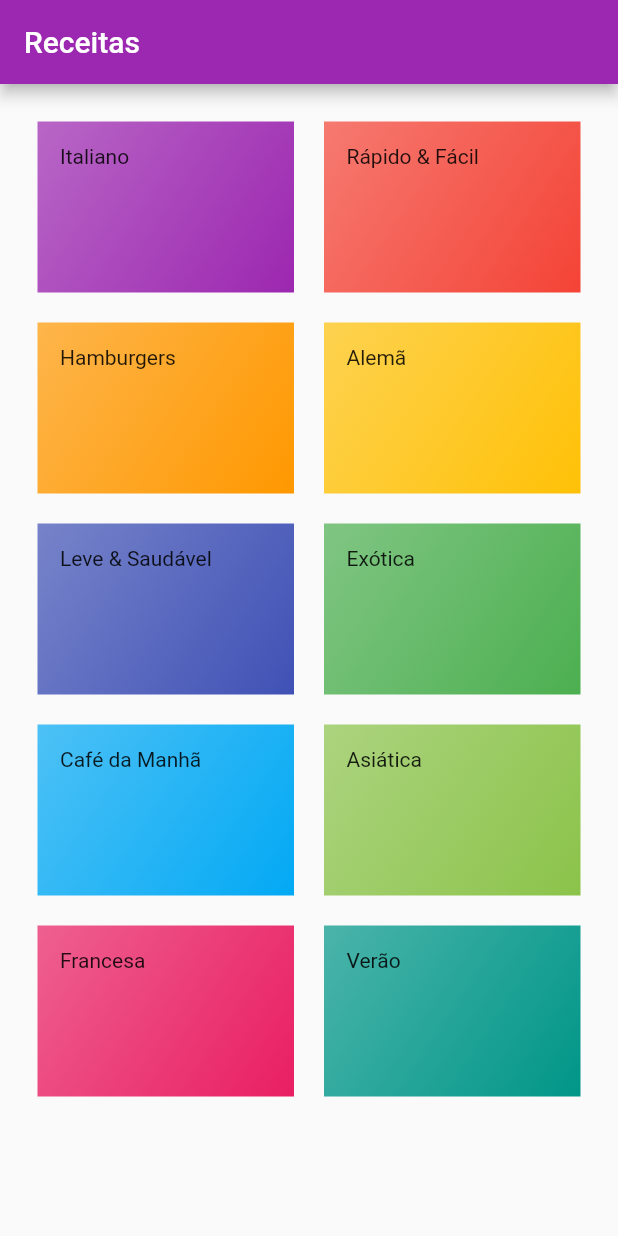
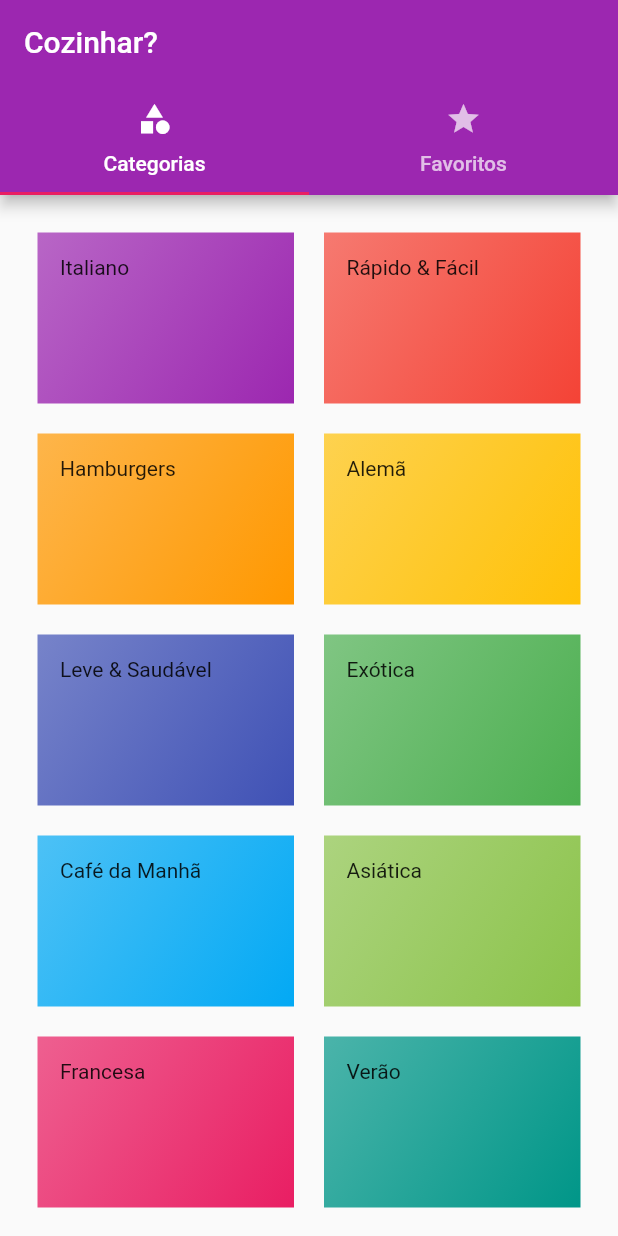
Before and after one commit to charlesdev771/flutter_specialization_cod3r, a Flutter app: the screen it shows after launch, on a phone screen of 412 x 824 dp. Run offline on Flutter 3.47's test engine with Material 2 defaults, Android fonts, the phone set to English and light mode, and no system bars.

Commit message:
Add tabBar

```diff
--- a/shop/lib/main.dart
+++ b/shop/lib/main.dart
@@ -2,7 +2,8 @@ import 'package:flutter/material.dart';
 import 'screens/categories_screen.dart';
 import 'screens/categoies_meals_screen.dart';
 import 'utils/app_routes.dart';
-
+import 'screens/meal_detail_screen.dart';
+import 'screens/tabs_screen.dart';
 void main() => runApp(MyApp());
 
 class MyApp extends StatelessWidget {
@@ -16,9 +17,27 @@ class MyApp extends StatelessWidget {
       ),
 
       routes: {
-        AppRoutes.HOME: (ctx) => CategoriesScreen(),
+        AppRoutes.HOME: (ctx) => TabsScreen(),
         AppRoutes.CATEGORIES_MEALS: (ctx) => CategoriesMealsScreen(),
+        AppRoutes.MEAL_DETAIL: (ctx) => MealDetailScreen(),
       },
+
+      //onGenerateRoute: (settings) {
+       // if(settings.name == '/alguma-coisa')
+       // {
+       //   return null;
+       // }else if (settings.name == 'aa')
+       // {
+       //   return null;
+       // }
+        //else
+        //{
+        //  return MaterialPageRoute(
+        //    builder: (_) {
+        //      return CategoriesScreen(); }
+          //    );
+       /// }
+     // },
     );
   }
 }
--- a/shop/lib/screens/categories_screen.dart
+++ b/shop/lib/screens/categories_screen.dart
@@ -10,11 +10,7 @@ class CategoriesScreen extends StatelessWidget {
 
   @override
   Widget build(BuildContext context) {
-    return Scaffold(
-      appBar: AppBar(
-        title: Text("Receitas"),
-      ),
-      body: GridView(
+    return GridView(
         padding: EdgeInsets.all(25),
         gridDelegate: SliverGridDelegateWithMaxCrossAxisExtent(
           maxCrossAxisExtent: 200,
@@ -25,7 +21,6 @@ class CategoriesScreen extends StatelessWidget {
         children: dummyCategories.map((cat) {
           return CategoryItem(cat);
         }).toList(),
-      ),
     );
   }
 }
--- /dev/null
+++ b/shop/lib/screens/tabs_screen.dart
@@ -0,0 +1,34 @@
+import 'package:flutter/material.dart';
+import 'categories_screen.dart';
+import 'favorite_screen.dart';
+
+class TabsScreen extends StatelessWidget {
+  const TabsScreen({super.key});
+
+  @override
+  Widget build(BuildContext context) {
+    return DefaultTabController(
+      length: 2,
+      child: Scaffold(
+        appBar: AppBar(
+          title: Text("Cozinhar?"),
+          bottom: TabBar(tabs: [
+            Tab(
+              icon: Icon(Icons.category),
+              text: 'Categorias',
+            ),
+            Tab(
+              icon: Icon(Icons.star),
+              text: 'Favoritos',
+            ),
+          ]),
+        ),
+
+        body: TabBarView(children: [
+          CategoriesScreen(),
+          FavoriteScreen(),
+        ]),
+      ),
+    );
+  }
+}
--- a/shop/lib/utils/app_routes.dart
+++ b/shop/lib/utils/app_routes.dart
@@ -2,4 +2,5 @@ class AppRoutes
 {
   static const HOME = '/';
   static const CATEGORIES_MEALS = '/categories-meals';
+  static const MEAL_DETAIL = '/meal-detail';
 }
```
Also changed, not shown: shop/lib/components/meal_item.dart (+37 -21 lines), shop/lib/screens/favorite_screen.dart (added, +12 -0 lines), shop/lib/screens/meal_detail_screen.dart (added, +95 -0 lines).
